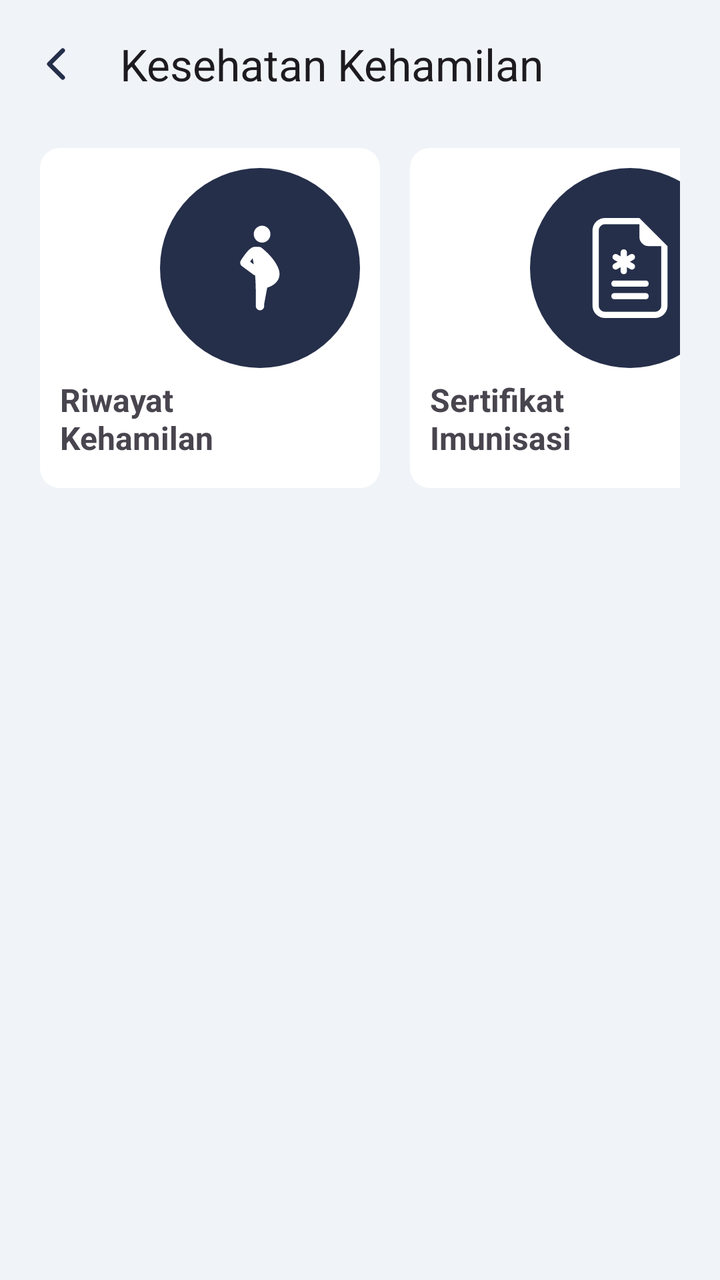
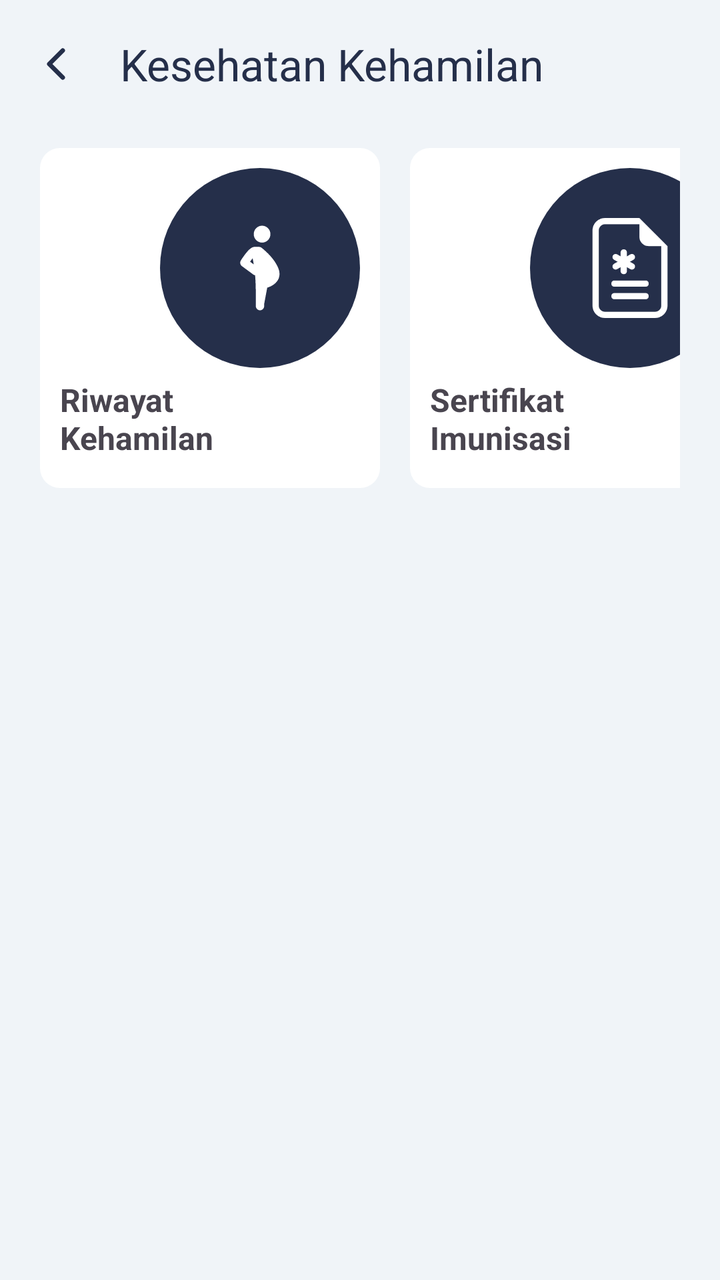

Compare the two renders of this Android layout. The source of the first and the diff that turns it into the second are given below.
<!-- AndroidManifest.xml: application theme Theme.PatientMobileApp -->
<!-- res/layout/activity_kesehatan_kehamilan.xml -->
<?xml version="1.0" encoding="utf-8"?>
<androidx.constraintlayout.widget.ConstraintLayout xmlns:android="http://schemas.android.com/apk/res/android"
    xmlns:app="http://schemas.android.com/apk/res-auto"
    xmlns:tools="http://schemas.android.com/tools"
    android:id="@+id/main"
    android:layout_width="match_parent"
    android:layout_height="match_parent"
    android:background="@color/abu"
    tools:context=".KesehatanKehamilan">
    <androidx.appcompat.widget.Toolbar
        android:id="@+id/kehamilan"
        android:layout_width="match_parent"
        android:layout_height="wrap_content"
        android:background="@color/abu"
        android:minHeight="?attr/actionBarSize"
        android:theme="?attr/actionBarTheme"
        app:layout_constraintEnd_toEndOf="parent"
        app:layout_constraintStart_toStartOf="parent"
        app:layout_constraintTop_toTopOf="parent"
        app:title="Kesehatan Kehamilan"
        app:navigationIcon="@drawable/ion_chevron_back" />

    <LinearLayout
        android:layout_width="match_parent"
        android:layout_height="wrap_content"
        android:layout_marginTop="10dp"
        android:layout_marginHorizontal="20dp"
        android:orientation="horizontal"
        app:layout_constraintEnd_toEndOf="parent"
        app:layout_constraintStart_toStartOf="parent"
        app:layout_constraintTop_toBottomOf="@+id/kehamilan">
        <LinearLayout
            android:padding="10dp"
            android:layout_width="170dp"
            android:layout_height="170dp"
            android:layout_marginRight="15dp"
            android:background="@drawable/shape_perfitur"
            android:orientation="vertical">

            <LinearLayout
                android:layout_width="100dp"
                android:layout_height="100dp"
                android:layout_gravity="end"
                android:background="@drawable/shape_circle">

                <ImageView
                    android:id="@+id/imageView24"
                    android:layout_width="wrap_content"
                    android:layout_height="44dp"
                    android:layout_gravity="center_vertical"
                    android:layout_weight="1"
                    app:srcCompat="@drawable/kesehatan_kehamilan_putih" />
            </LinearLayout>

            <TextView
                android:layout_width="120dp"
                android:layout_height="wrap_content"
                android:layout_marginTop="5dp"
                android:text="Riwayat Kehamilan"
                android:textAlignment="textStart"
                android:textSize="16sp"
                android:textStyle="bold" />
        </LinearLayout>
        <LinearLayout
            android:padding="10dp"
            android:layout_width="170dp"
            android:layout_height="170dp"
            android:background="@drawable/shape_perfitur"
            android:orientation="vertical">

            <LinearLayout
                android:layout_width="100dp"
                android:layout_height="100dp"
                android:layout_gravity="end"
                android:background="@drawable/shape_circle">

                <ImageView
                    android:id="@+id/imageView29"
                    android:layout_width="wrap_content"
                    android:layout_height="wrap_content"
                    android:layout_gravity="center_vertical"
                    android:layout_weight="1"
                    app:srcCompat="@drawable/sertifikat_imunisasi_putih" />
            </LinearLayout>

            <TextView
                android:layout_width="120dp"
                android:layout_height="wrap_content"
                android:layout_marginTop="5dp"
                android:text="Sertifikat Imunisasi"
                android:textAlignment="textStart"
                android:textSize="16sp"
                android:textStyle="bold" />
        </LinearLayout>
    </LinearLayout>
</androidx.constraintlayout.widget.ConstraintLayout>
<!-- resources referenced by this layout -->
<resources>
  <color name="abu">#F0F4F8</color>
  <!-- drawable ion_chevron_back (drawable) -->
  <vector xmlns:android="http://schemas.android.com/apk/res/android"
      android:width="24dp"
      android:height="24dp"
      android:viewportWidth="24"
      android:viewportHeight="24">
    <path
        android:pathData="M15.375,5.25L8.625,12L15.375,18.75"
        android:strokeLineJoin="round"
        android:strokeWidth="2.25"
        android:fillColor="#00000000"
        android:strokeColor="#252F4A"
        android:strokeLineCap="round"/>
  </vector>
  <!-- drawable kesehatan_kehamilan_putih (drawable) -->
  <vector xmlns:android="http://schemas.android.com/apk/res/android"
      android:width="12dp"
      android:height="26dp"
      android:viewportWidth="12"
      android:viewportHeight="26">
    <path
        android:pathData="M9.125,3C9.125,3.663 8.862,4.299 8.393,4.768C7.924,5.237 7.288,5.5 6.625,5.5C5.962,5.5 5.326,5.237 4.857,4.768C4.388,4.299 4.125,3.663 4.125,3C4.125,2.337 4.388,1.701 4.857,1.232C5.326,0.763 5.962,0.5 6.625,0.5C7.288,0.5 7.924,0.763 8.393,1.232C8.862,1.701 9.125,2.337 9.125,3Z"
        android:fillColor="#ffffff"/>
    <path
        android:pathData="M4.532,15.169C4.345,15.136 4.168,15.06 4.015,14.949L0.578,12.449C0.32,12.262 0.144,11.983 0.084,11.671C0.025,11.358 0.087,11.035 0.258,10.766L0.259,10.765L0.261,10.762L0.267,10.753L0.287,10.721C0.401,10.545 0.517,10.37 0.636,10.196C0.864,9.861 1.183,9.41 1.534,8.954C1.881,8.506 2.286,8.019 2.689,7.634C2.89,7.442 3.121,7.246 3.369,7.09C3.591,6.95 3.97,6.75 4.438,6.75H5.688C5.952,6.75 6.209,6.834 6.423,6.989H6.424L6.425,6.991L6.429,6.993L6.439,7.001L6.476,7.028L6.602,7.124C6.708,7.206 6.859,7.326 7.042,7.477C7.529,7.882 7.998,8.309 8.446,8.757C9.509,9.819 10.818,11.368 11.536,13.161C11.951,14.199 11.961,15.173 11.628,16.031C11.307,16.856 10.721,17.441 10.172,17.839C9.623,18.239 9.043,18.501 8.62,18.661C8.444,18.728 8.289,18.779 8.164,18.817L7.25,23.625V24.25C7.25,24.581 7.118,24.899 6.884,25.134C6.649,25.368 6.332,25.5 6,25.5C5.668,25.5 5.351,25.368 5.116,25.134C4.882,24.899 4.75,24.581 4.75,24.25V23.625C4.75,19.966 4.748,17.589 4.532,15.169ZM4.121,11.934C4.022,11.329 3.915,10.725 3.799,10.123C3.704,10.238 3.609,10.358 3.513,10.483C3.34,10.706 3.175,10.93 3.027,11.139L4.121,11.934Z"
        android:fillColor="#ffffff"
        android:fillType="evenOdd"/>
  </vector>
  <!-- drawable sertifikat_imunisasi_putih: vector/xml drawable (drawable, 3455 chars, omitted) -->
  <!-- drawable shape_circle (drawable) -->
  <?xml version="1.0" encoding="utf-8"?>
  <shape android:shape="oval" xmlns:android="http://schemas.android.com/apk/res/android">
      <solid android:color="@color/biruTua"/>
      <size android:height="50dp" android:width="50dp"/>
  
  </shape>
  <!-- drawable shape_perfitur (drawable) -->
  <?xml version="1.0" encoding="utf-8"?>
  <shape xmlns:android="http://schemas.android.com/apk/res/android">
      <solid android:color="@color/white"/>
      <corners android:radius="10dp"/>
  
  </shape>
  <style name="Theme.PatientMobileApp" parent="Base.Theme.PatientMobileApp" />
  <color name="biruTua">#252F4A</color>
  <color name="white">#FFFFFFFF</color>
  <style name="Base.Theme.PatientMobileApp" parent="Theme.Material3.DayNight.NoActionBar">
          
          <item name="colorPrimary">@color/biruTua</item>
      </style>
</resources>

<!-- the commit's change to res/layout/activity_kesehatan_kehamilan.xml (unified diff, before → after) -->
@@ -13,11 +13,11 @@
         android:layout_height="wrap_content"
         android:background="@color/abu"
         android:minHeight="?attr/actionBarSize"
-        android:theme="?attr/actionBarTheme"
         app:layout_constraintEnd_toEndOf="parent"
         app:layout_constraintStart_toStartOf="parent"
         app:layout_constraintTop_toTopOf="parent"
         app:title="Kesehatan Kehamilan"
+        app:titleTextColor="@color/biruTua"
         app:navigationIcon="@drawable/ion_chevron_back" />
 
     <LinearLayout
<!-- resource entries referenced after the edit -->
@@ -50,6 +50,9 @@
   <style name="Base.Theme.PatientMobileApp" parent="Theme.Material3.DayNight.NoActionBar">
           
           <item name="colorPrimary">@color/biruTua</item>
+          <item name="actionBarTheme">@style/ThemeOverlay.Material3.ActionBar</item>
+          <item name="android:windowBackground">@color/abu</item>
+          <item name="android:forceDarkAllowed" tools:targetApi="q">false</item>
       </style>
 </resources>
 
